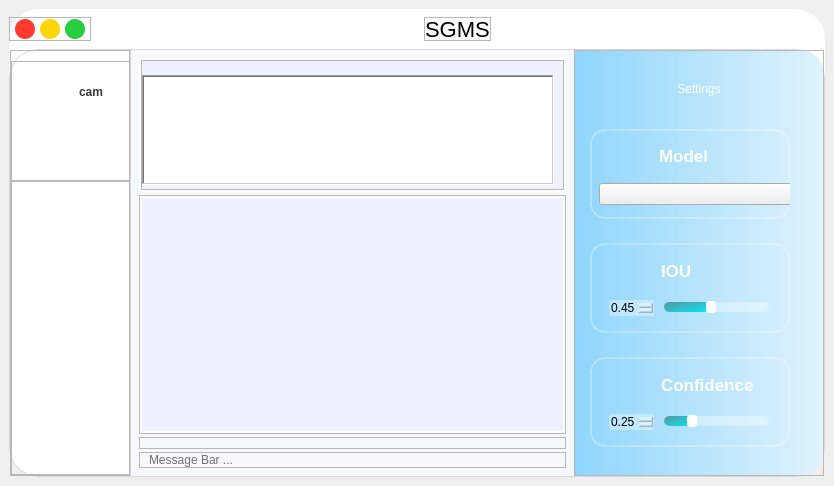
This is gui/ui/UI.ui in Future-Elite/SGMS as Qt 5 draws it before an edit. The edited form follows.
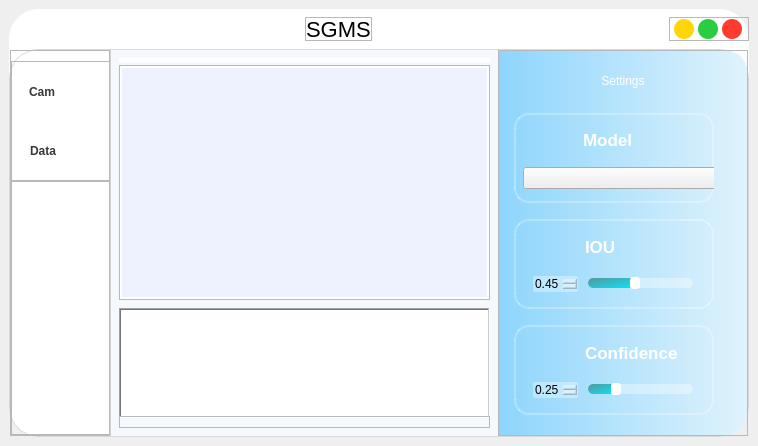
This is the edited form. Icons and pictures are not drawn. Custom widgets are drawn as their Qt base class.

What changed in the file:
```diff
--- a/gui/ui/UI.ui
+++ b/gui/ui/UI.ui
@@ -6,8 +6,8 @@
    <rect>
     <x>0</x>
     <y>0</y>
-    <width>834</width>
-    <height>486</height>
+    <width>758</width>
+    <height>446</height>
    </rect>
   </property>
   <property name="windowTitle">
@@ -74,7 +74,7 @@
          <property name="styleSheet">
           <string notr="true"/>
          </property>
-         <layout class="QHBoxLayout" name="topBox" stretch="1,9">
+         <layout class="QHBoxLayout" name="topBox" stretch="9,0">
           <property name="spacing">
            <number>0</number>
           </property>
@@ -90,14 +90,74 @@
           <property name="bottomMargin">
            <number>8</number>
           </property>
+          <item alignment="Qt::AlignmentFlag::AlignHCenter">
+           <widget class="QFrame" name="right_top">
+            <property name="styleSheet">
+             <string notr="true">QLabel#title{
+    background-color: none;
+	font-size: 22px;
+	font-family: &quot;Shojumaru&quot;;
+	color: black;
+}
+Spacer{
+	border:none;
+}</string>
+            </property>
+            <property name="frameShape">
+             <enum>QFrame::Shape::StyledPanel</enum>
+            </property>
+            <property name="frameShadow">
+             <enum>QFrame::Shadow::Raised</enum>
+            </property>
+            <layout class="QHBoxLayout" name="horizontalLayout">
+             <property name="spacing">
+              <number>0</number>
+             </property>
+             <property name="leftMargin">
+              <number>0</number>
+             </property>
+             <property name="topMargin">
+              <number>0</number>
+             </property>
+             <property name="rightMargin">
+              <number>0</number>
+             </property>
+             <property name="bottomMargin">
+              <number>0</number>
+             </property>
+             <item>
+              <widget class="QLabel" name="title">
+               <property name="styleSheet">
+                <string notr="true"/>
+               </property>
+               <property name="text">
+                <string>SGMS</string>
+               </property>
+               <property name="indent">
+                <number>-1</number>
+               </property>
+              </widget>
+             </item>
+            </layout>
+           </widget>
+          </item>
           <item>
            <widget class="QFrame" name="left_top">
+            <property name="minimumSize">
+             <size>
+              <width>80</width>
+              <height>0</height>
+             </size>
+            </property>
             <property name="maximumSize">
              <size>
               <width>150</width>
               <height>16777215</height>
              </size>
             </property>
+            <property name="autoFillBackground">
+             <bool>false</bool>
+            </property>
             <property name="styleSheet">
              <string notr="true">/* QFrame#left_top{
 	border: 1px solid red;
@@ -155,22 +215,6 @@
              <property name="bottomMargin">
               <number>0</number>
              </property>
-             <item>
-              <widget class="QPushButton" name="closeButton">
-               <property name="styleSheet">
-                <string notr="true">QPushButton:hover{
-	background-color:rgb(139, 29, 31);
-	border-image: url(:/leftbox/images/newsize/close.png);
-}
-QPushButton:pressed {
-	background-color: rgb(232, 59, 35);
-}</string>
-               </property>
-               <property name="text">
-                <string/>
-               </property>
-              </widget>
-             </item>
              <item>
               <widget class="QPushButton" name="minimizeButton">
                <property name="styleSheet">
@@ -205,54 +249,19 @@
                </property>
               </widget>
              </item>
-            </layout>
-           </widget>
-          </item>
-          <item alignment="Qt::AlignmentFlag::AlignHCenter">
-           <widget class="QFrame" name="right_top">
-            <property name="styleSheet">
-             <string notr="true">QLabel#title{
-    background-color: none;
-	font-size: 22px;
-	font-family: &quot;Shojumaru&quot;;
-	color: black;
-}
-Spacer{
-	border:none;
-}</string>
-            </property>
-            <property name="frameShape">
-             <enum>QFrame::Shape::StyledPanel</enum>
-            </property>
-            <property name="frameShadow">
-             <enum>QFrame::Shadow::Raised</enum>
-            </property>
-            <layout class="QHBoxLayout" name="horizontalLayout">
-             <property name="spacing">
-              <number>0</number>
-             </property>
-             <property name="leftMargin">
-              <number>0</number>
-             </property>
-             <property name="topMargin">
-              <number>0</number>
-             </property>
-             <property name="rightMargin">
-              <number>0</number>
-             </property>
-             <property name="bottomMargin">
-              <number>0</number>
-             </property>
              <item>
-              <widget class="QLabel" name="title">
+              <widget class="QPushButton" name="closeButton">
                <property name="styleSheet">
-                <string notr="true"/>
+                <string notr="true">QPushButton:hover{
+	background-color:rgb(139, 29, 31);
+	border-image: url(:/leftbox/images/newsize/close.png);
+}
+QPushButton:pressed {
+	background-color: rgb(232, 59, 35);
+}</string>
                </property>
                <property name="text">
-                <string>SGMS</string>
-               </property>
-               <property name="indent">
-                <number>-1</number>
+                <string/>
                </property>
               </widget>
              </item>
@@ -311,13 +320,13 @@
             </property>
             <property name="minimumSize">
              <size>
-              <width>120</width>
+              <width>100</width>
               <height>0</height>
              </size>
             </property>
             <property name="maximumSize">
              <size>
-              <width>120</width>
+              <width>100</width>
               <height>16777215</height>
              </size>
             </property>
@@ -369,7 +378,7 @@
                </property>
                <property name="maximumSize">
                 <size>
-                 <width>16777215</width>
+                 <width>100</width>
                  <height>16777215</height>
                 </size>
                </property>
@@ -467,13 +476,13 @@
                  <widget class="QFrame" name="ControlBox">
                   <property name="minimumSize">
                    <size>
-                    <width>120</width>
+                    <width>100</width>
                     <height>120</height>
                    </size>
                   </property>
                   <property name="maximumSize">
                    <size>
-                    <width>120</width>
+                    <width>100</width>
                     <height>120</height>
                    </size>
                   </property>
@@ -500,32 +509,7 @@
                     <number>0</number>
                    </property>
                    <item>
-                    <widget class="QPushButton" name="src_webcam">
-                     <property name="minimumSize">
-                      <size>
-                       <width>120</width>
-                       <height>60</height>
-                      </size>
-                     </property>
-                     <property name="maximumSize">
-                      <size>
-                       <width>120</width>
-                       <height>60</height>
-                      </size>
-                     </property>
-                     <property name="mouseTracking">
-                      <bool>true</bool>
-                     </property>
-                     <property name="tabletTracking">
-                      <bool>true</bool>
-                     </property>
-                     <property name="text">
-                      <string>cam</string>
-                     </property>
-                    </widget>
-                   </item>
-                   <item>
-                    <widget class="QPushButton" name="src_database">
+                    <widget class="QPushButton" name="src_cam">
                      <property name="minimumSize">
                       <size>
                        <width>0</width>
@@ -538,17 +522,45 @@
                        <height>16777215</height>
                       </size>
                      </property>
+                     <property name="layoutDirection">
+                      <enum>Qt::LayoutDirection::RightToLeft</enum>
+                     </property>
+                     <property name="styleSheet">
+                      <string notr="true">image: url(:/leftbox/images/newsize/photo-camera.png);</string>
+                     </property>
+                     <property name="text">
+                      <string>Cam</string>
+                     </property>
+                    </widget>
+                   </item>
+                   <item>
+                    <widget class="QPushButton" name="src_database">
+                     <property name="minimumSize">
+                      <size>
+                       <width>100</width>
+                       <height>60</height>
+                      </size>
+                     </property>
+                     <property name="maximumSize">
+                      <size>
+                       <width>100</width>
+                       <height>16777215</height>
+                      </size>
+                     </property>
                      <property name="mouseTracking">
                       <bool>true</bool>
                      </property>
                      <property name="tabletTracking">
                       <bool>true</bool>
                      </property>
+                     <property name="layoutDirection">
+                      <enum>Qt::LayoutDirection::RightToLeft</enum>
+                     </property>
                      <property name="styleSheet">
                       <string notr="true">image: url(:/leftbox/images/newsize/table.png);</string>
                      </property>
                      <property name="text">
-                      <string/>
+                      <string>Data</string>
                      </property>
                     </widget>
                    </item>
@@ -565,13 +577,13 @@
                   </property>
                   <property name="minimumSize">
                    <size>
-                    <width>120</width>
+                    <width>100</width>
                     <height>180</height>
                    </size>
                   </property>
                   <property name="maximumSize">
                    <size>
-                    <width>120</width>
+                    <width>100</width>
                     <height>16777215</height>
                    </size>
                   </property>
@@ -599,8 +611,14 @@
                    </property>
                    <item>
                     <layout class="QVBoxLayout" name="verticalLayout_7">
+                     <property name="spacing">
+                      <number>6</number>
+                     </property>
                      <property name="sizeConstraint">
-                      <enum>QLayout::SizeConstraint::SetMinAndMaxSize</enum>
+                      <enum>QLayout::SizeConstraint::SetFixedSize</enum>
+                     </property>
+                     <property name="topMargin">
+                      <number>0</number>
                      </property>
                      <item alignment="Qt::AlignmentFlag::AlignHCenter">
                       <widget class="QPushButton" name="run_button">
@@ -618,8 +636,8 @@
                        </property>
                        <property name="maximumSize">
                         <size>
-                         <width>40</width>
-                         <height>40</height>
+                         <width>60</width>
+                         <height>60</height>
                         </size>
                        </property>
                        <property name="cursor">
@@ -673,8 +691,8 @@
                        </property>
                        <property name="maximumSize">
                         <size>
-                         <width>40</width>
-                         <height>40</height>
+                         <width>60</width>
+                         <height>60</height>
                         </size>
                        </property>
                        <property name="cursor">
@@ -721,8 +739,8 @@
                        </property>
                        <property name="maximumSize">
                         <size>
-                         <width>40</width>
-                         <height>40</height>
+                         <width>60</width>
+                         <height>60</height>
                         </size>
                        </property>
                        <property name="cursor">
@@ -797,7 +815,7 @@
             <property name="frameShadow">
              <enum>QFrame::Shadow::Raised</enum>
             </property>
-            <layout class="QVBoxLayout" name="verticalLayout_5" stretch="0,86,0,2">
+            <layout class="QVBoxLayout" name="verticalLayout_5" stretch="0,86,0,0">
              <property name="spacing">
               <number>3</number>
              </property>
@@ -837,64 +855,6 @@
                 <property name="bottomMargin">
                  <number>0</number>
                 </property>
-                <item>
-                 <widget class="QFrame" name="frame_8">
-                  <property name="frameShape">
-                   <enum>QFrame::Shape::StyledPanel</enum>
-                  </property>
-                  <property name="frameShadow">
-                   <enum>QFrame::Shadow::Raised</enum>
-                  </property>
-                  <layout class="QHBoxLayout" name="horizontalLayout_24">
-                   <property name="spacing">
-                    <number>6</number>
-                   </property>
-                   <property name="leftMargin">
-                    <number>0</number>
-                   </property>
-                   <property name="topMargin">
-                    <number>9</number>
-                   </property>
-                   <property name="rightMargin">
-                    <number>9</number>
-                   </property>
-                   <property name="bottomMargin">
-                    <number>9</number>
-                   </property>
-                   <item>
-                    <widget class="QTextEdit" name="user_info">
-                     <property name="minimumSize">
-                      <size>
-                       <width>110</width>
-                       <height>110</height>
-                      </size>
-                     </property>
-                     <property name="maximumSize">
-                      <size>
-                       <width>16777215</width>
-                       <height>100</height>
-                      </size>
-                     </property>
-                     <property name="mouseTracking">
-                      <bool>false</bool>
-                     </property>
-                     <property name="focusPolicy">
-                      <enum>Qt::FocusPolicy::NoFocus</enum>
-                     </property>
-                     <property name="acceptDrops">
-                      <bool>false</bool>
-                     </property>
-                     <property name="frameShape">
-                      <enum>QFrame::Shape::WinPanel</enum>
-                     </property>
-                     <property name="textInteractionFlags">
-                      <set>Qt::TextInteractionFlag::NoTextInteraction</set>
-                     </property>
-                    </widget>
-                   </item>
-                  </layout>
-                 </widget>
-                </item>
                </layout>
               </widget>
              </item>
@@ -946,6 +906,40 @@
                </layout>
               </widget>
              </item>
+             <item>
+              <widget class="QTextEdit" name="user_info">
+               <property name="minimumSize">
+                <size>
+                 <width>110</width>
+                 <height>110</height>
+                </size>
+               </property>
+               <property name="maximumSize">
+                <size>
+                 <width>16777215</width>
+                 <height>100</height>
+                </size>
+               </property>
+               <property name="mouseTracking">
+                <bool>false</bool>
+               </property>
+               <property name="focusPolicy">
+                <enum>Qt::FocusPolicy::NoFocus</enum>
+               </property>
+               <property name="acceptDrops">
+                <bool>false</bool>
+               </property>
+               <property name="frameShape">
+                <enum>QFrame::Shape::WinPanel</enum>
+               </property>
+               <property name="undoRedoEnabled">
+                <bool>false</bool>
+               </property>
+               <property name="textInteractionFlags">
+                <set>Qt::TextInteractionFlag::NoTextInteraction</set>
+               </property>
+              </widget>
+             </item>
              <item>
               <widget class="QFrame" name="rightbox_play">
                <property name="frameShape">
@@ -970,47 +964,6 @@
                </layout>
               </widget>
              </item>
-             <item>
-              <widget class="QFrame" name="rightbox_bottom">
-               <property name="styleSheet">
-                <string notr="true"/>
-               </property>
-               <property name="frameShape">
-                <enum>QFrame::Shape::StyledPanel</enum>
-               </property>
-               <property name="frameShadow">
-                <enum>QFrame::Shadow::Raised</enum>
-               </property>
-               <layout class="QHBoxLayout" name="horizontalLayout_15">
-                <property name="spacing">
-                 <number>0</number>
-                </property>
-                <property name="leftMargin">
-                 <number>9</number>
-                </property>
-                <property name="topMargin">
-                 <number>0</number>
-                </property>
-                <property name="rightMargin">
-                 <number>0</number>
-                </property>
-                <property name="bottomMargin">
-                 <number>0</number>
-                </property>
-                <item>
-                 <widget class="QLabel" name="message_bar">
-                  <property name="styleSheet">
-                   <string notr="true">font: 700 11pt &quot;Segoe UI&quot;;
-color: rgba(0, 0, 0, 140);</string>
-                  </property>
-                  <property name="text">
-                   <string>Message Bar ... </string>
-                  </property>
-                 </widget>
-                </item>
-               </layout>
-              </widget>
-             </item>
             </layout>
            </widget>
           </item>
```
Left out of the diff: 3 changed lines with no effect on the pictures.
